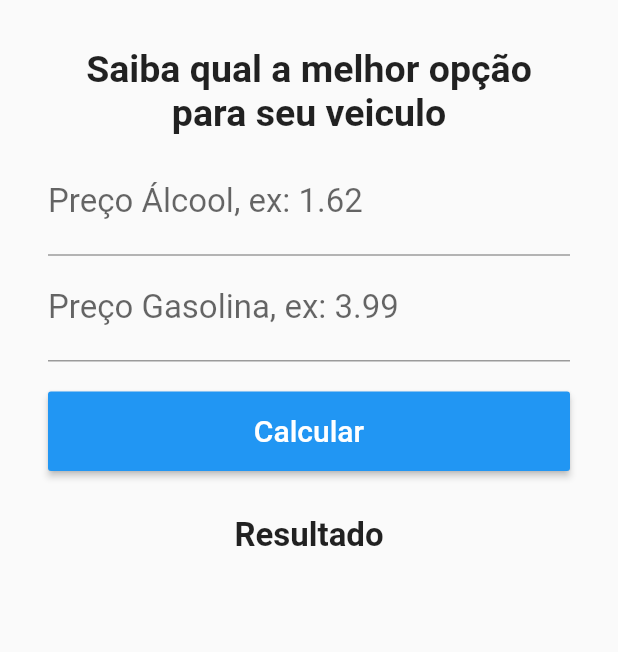
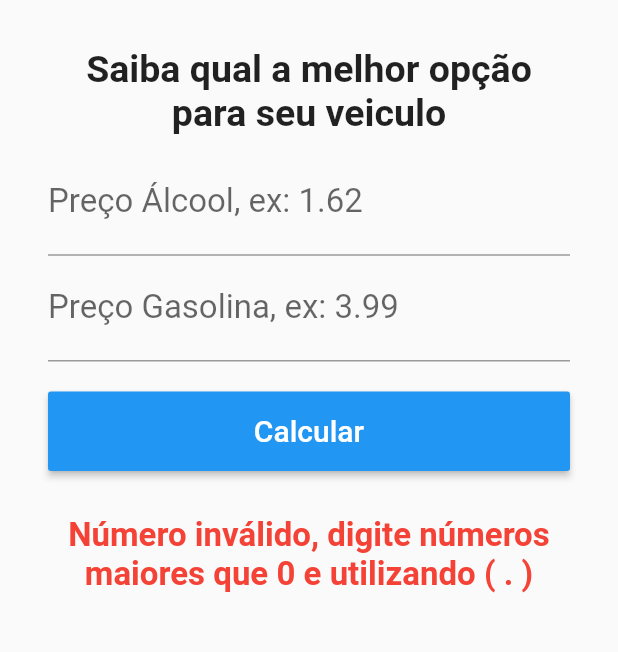
Before and after one commit to Tiago-ts/Projetos-Flutter, a Flutter app: the screen it shows after launch, after a tap on "Calcular", on a phone screen of 412 x 824 dp, the part 268-920 px from its top. Run offline on Flutter 3.47's test engine with Material 2 defaults, Android fonts, the phone set to English and light mode, and no system bars.

Commit message:
Update Home.dart

```diff
--- a/alcool_gasolina/lib/Home.dart
+++ b/alcool_gasolina/lib/Home.dart
@@ -8,7 +8,49 @@ class Home extends StatefulWidget {
 class _HomeState extends State<Home> {
 
   TextEditingController _controllerAlcool = TextEditingController();
-  TextEditingController _controllergasolina = TextEditingController();
+  TextEditingController _controllerGasolina = TextEditingController();
+
+  String _textoResultado = " ";
+  String _Resultado = " ";
+
+    void _calcular(){
+
+    double precoAlcool = double.tryParse(_controllerAlcool.text);
+    double precoGasolina = double.tryParse(_controllerGasolina.text);
+
+    if ( precoAlcool== null || precoGasolina == null){
+      print("Número inválido, digite números maiores que 0 e utilizando ( . )");
+      setState(() {
+        _Resultado = "Número inválido, digite números maiores que 0 e utilizando ( . )";
+        _textoResultado = " ";
+      });
+    }else{
+      if( (precoAlcool / precoGasolina ) >= 0.7){
+      setState(() {
+        _textoResultado = "Melhor abastecer com gasolina";
+        _Resultado = " ";
+
+      });
+
+      }else{
+        setState(() {
+          _textoResultado = "Melhor abastecer com álcool";
+          _Resultado = " ";
+
+        });
+
+      }
+
+    }
+
+    _limpar();
+
+  }
+
+  void _limpar(){
+      _controllerAlcool.text = "";
+      _controllerGasolina.text = "";
+  }
 
 
   @override
@@ -57,6 +99,7 @@ class _HomeState extends State<Home> {
                   labelText: "Preço Álcool, ex: 1.62",
                 ),
                 style: TextStyle(
+                    color: Colors.black,
                     fontSize: 22
                 ),
 
@@ -65,16 +108,24 @@ class _HomeState extends State<Home> {
 
 
               TextField(
+
                 keyboardType: TextInputType.number,
+
                 decoration: InputDecoration(
+
                   labelText: "Preço Gasolina, ex: 3.99",
+
 
                 ),
 
                 style: TextStyle(
-                    fontSize: 22
+                  color: Colors.black,
+                    fontSize: 22,
+
+
+
                 ),
-                controller: _controllergasolina,
+                controller: _controllerGasolina,
 
               ),
 
@@ -95,20 +146,31 @@ class _HomeState extends State<Home> {
                           fontSize: 20
                       ),
                     ),
-                    onPressed: (){}
+                    onPressed: _calcular
                 ),
               ),
-
               Padding(padding: EdgeInsets.only(top: 30),
-                child: Text(
-                  "Resultado",
+                child: Text(_Resultado ,
                   textAlign: TextAlign.center,
                   style: TextStyle(
+                      color: Colors.red,
                       fontSize: 22,
                       fontWeight: FontWeight.bold
                   ),
                 ),
+              ),
 
+
+
+              Padding(padding: EdgeInsets.only(top: 0),
+                child: Text(_textoResultado ,
+                  textAlign: TextAlign.center,
+                  style: TextStyle(
+                      color: Colors.green,
+                      fontSize: 22,
+                      fontWeight: FontWeight.bold
+                  ),
+                ),
               )
 
 
```
